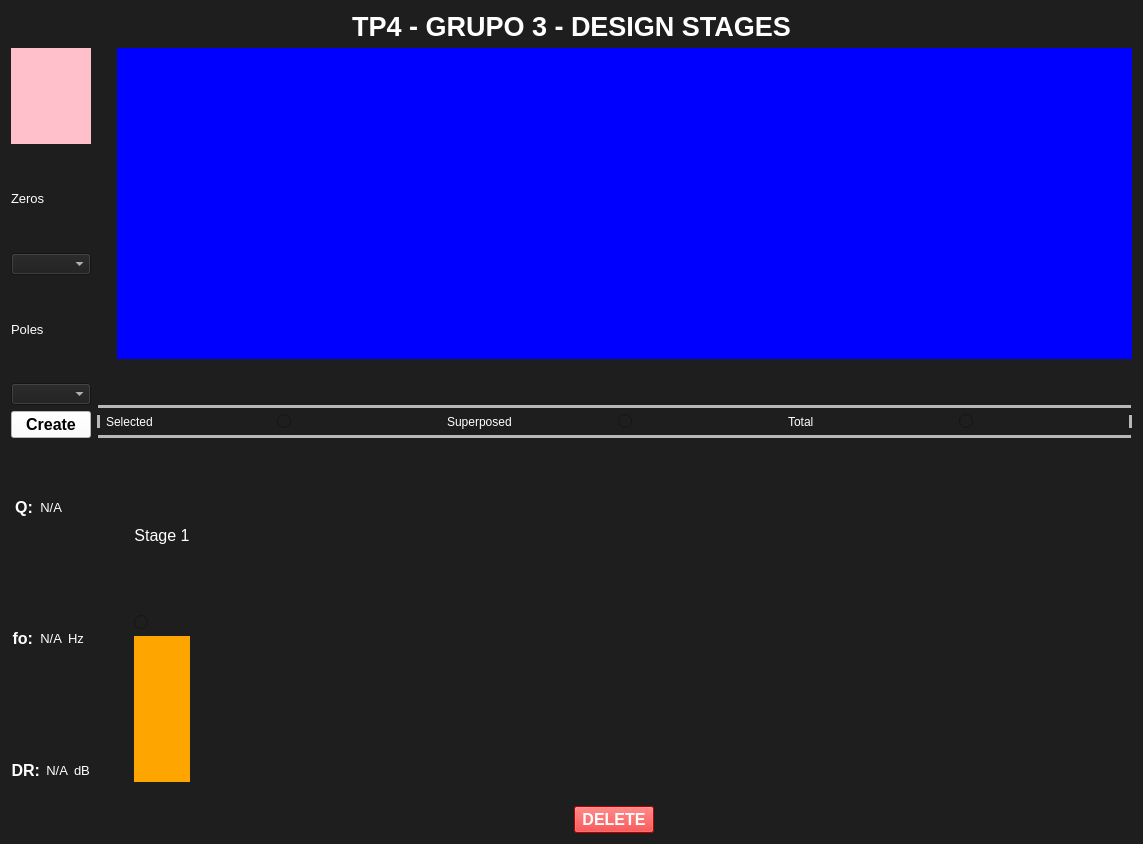
Old version of the form Frontend/Designer/tp4_stages.ui in the repository odevincenti/TC_TP4.
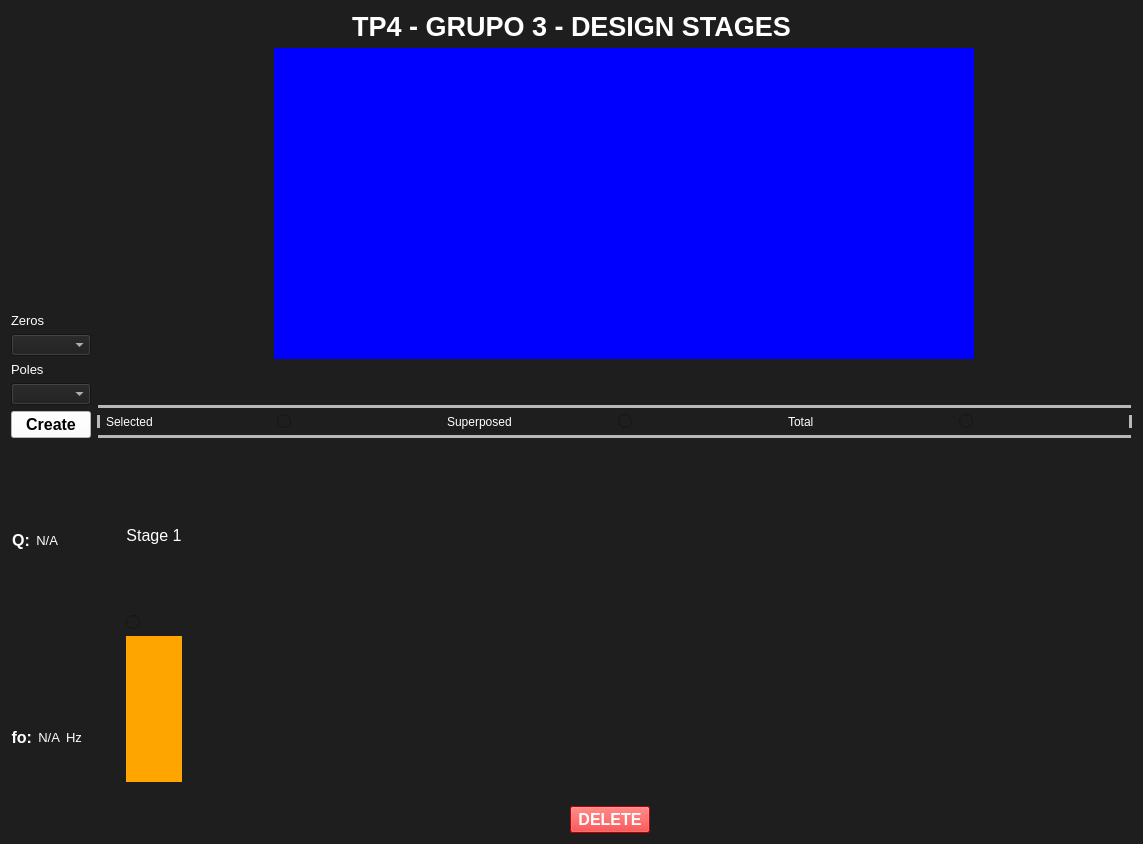
New version of the form. Custom widgets are drawn as their Qt base class.

Commit message: micho k-po18: Despues todo stages

```diff
--- a/Frontend/Designer/tp4_stages.ui
+++ b/Frontend/Designer/tp4_stages.ui
@@ -54,6 +54,18 @@
           <layout class="QHBoxLayout" name="horizontalLayout_14">
            <item>
             <widget class="QWidget" name="PyZ_Widget" native="true">
+             <property name="sizePolicy">
+              <sizepolicy hsizetype="Maximum" vsizetype="Maximum">
+               <horstretch>0</horstretch>
+               <verstretch>0</verstretch>
+              </sizepolicy>
+             </property>
+             <property name="maximumSize">
+              <size>
+               <width>300</width>
+               <height>400</height>
+              </size>
+             </property>
              <property name="styleSheet">
               <string notr="true">background:pink;</string>
              </property>
@@ -61,6 +73,19 @@
            </item>
           </layout>
          </item>
+         <item>
+          <spacer name="verticalSpacer_2">
+           <property name="orientation">
+            <enum>Qt::Vertical</enum>
+           </property>
+           <property name="sizeHint" stdset="0">
+            <size>
+             <width>20</width>
+             <height>40</height>
+            </size>
+           </property>
+          </spacer>
+         </item>
          <item>
           <widget class="QLabel" name="label_4">
            <property name="font">
@@ -147,6 +172,18 @@
             <layout class="QVBoxLayout" name="verticalLayout_14">
              <item>
               <widget class="MplWidget" name="MplWidget2" native="true">
+               <property name="sizePolicy">
+                <sizepolicy hsizetype="Maximum" vsizetype="Maximum">
+                 <horstretch>0</horstretch>
+                 <verstretch>0</verstretch>
+                </sizepolicy>
+               </property>
+               <property name="maximumSize">
+                <size>
+                 <width>700</width>
+                 <height>500</height>
+                </size>
+               </property>
                <property name="styleSheet">
                 <string notr="true">background:blue;</string>
                </property>
@@ -479,73 +516,6 @@
            </item>
           </layout>
          </item>
-         <item>
-          <layout class="QHBoxLayout" name="horizontalLayout_8">
-           <item>
-            <widget class="QLabel" name="label_29">
-             <property name="font">
-              <font>
-               <pointsize>12</pointsize>
-               <weight>75</weight>
-               <bold>true</bold>
-              </font>
-             </property>
-             <property name="styleSheet">
-              <string notr="true">color:white;
-</string>
-             </property>
-             <property name="text">
-              <string>DR:</string>
-             </property>
-             <property name="alignment">
-              <set>Qt::AlignRight|Qt::AlignTrailing|Qt::AlignVCenter</set>
-             </property>
-            </widget>
-           </item>
-           <item>
-            <widget class="QLabel" name="DR_valor">
-             <property name="font">
-              <font>
-               <pointsize>10</pointsize>
-               <weight>50</weight>
-               <bold>false</bold>
-              </font>
-             </property>
-             <property name="styleSheet">
-              <string notr="true">color:white;
-</string>
-             </property>
-             <property name="text">
-              <string>N/A</string>
-             </property>
-             <property name="alignment">
-              <set>Qt::AlignRight|Qt::AlignTrailing|Qt::AlignVCenter</set>
-             </property>
-            </widget>
-           </item>
-           <item>
-            <widget class="QLabel" name="label_31">
-             <property name="font">
-              <font>
-               <pointsize>10</pointsize>
-               <weight>50</weight>
-               <bold>false</bold>
-              </font>
-             </property>
-             <property name="styleSheet">
-              <string notr="true">color:white;
-</string>
-             </property>
-             <property name="text">
-              <string>dB</string>
-             </property>
-             <property name="alignment">
-              <set>Qt::AlignLeading|Qt::AlignLeft|Qt::AlignVCenter</set>
-             </property>
-            </widget>
-           </item>
-          </layout>
-         </item>
         </layout>
        </item>
        <item>
```
The commit also changes 2 other files.
